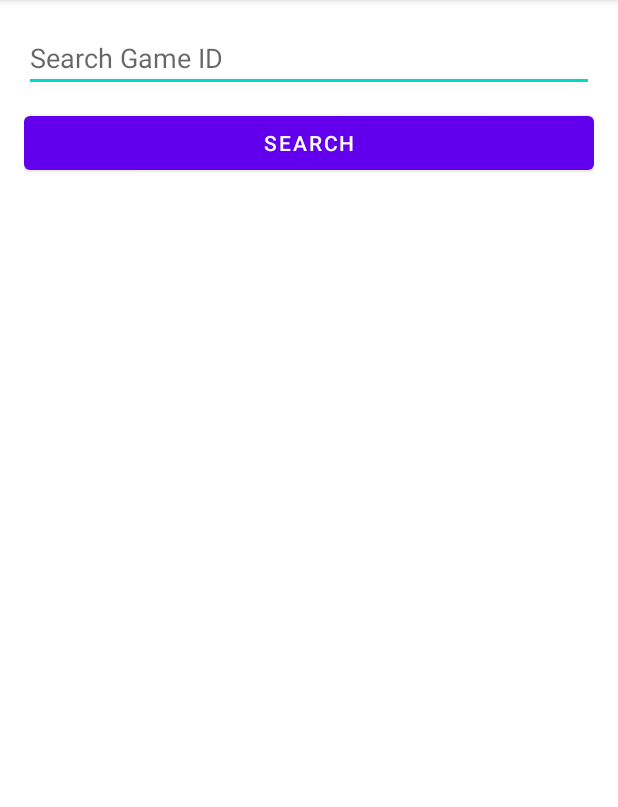
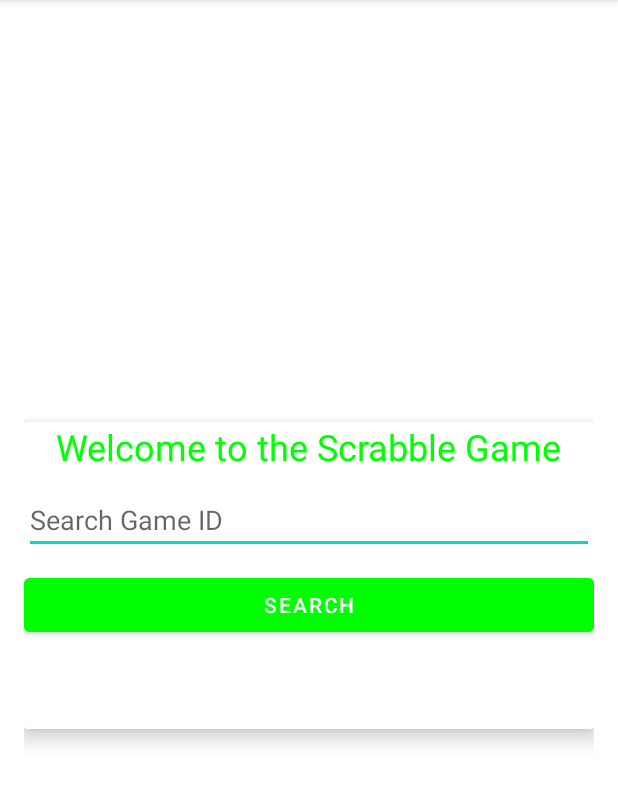
Before and after one commit to Liad05/Scrabbler_game_android_app, an Android app: the screen it shows after launch (MainActivity), on a phone screen of 412 x 824 dp, the part 84-891 px from its top. Run offline under Robolectric (Android 15) with nearby library versions, the phone set to English and light mode, and no system bars.

Commit message:
updated UI and connectivity. NOTICE: enter the relevant IP in the submit function in MainAktivity.kt, in order to access the server.

```diff
--- a/app/src/main/AndroidManifest.xml
+++ b/app/src/main/AndroidManifest.xml
@@ -3,6 +3,7 @@
           xmlns:tools="http://schemas.android.com/tools">
     <uses-permission android:name="android.permission.INTERNET" />
     <application
+            android:networkSecurityConfig="@xml/network_security_config"
             android:allowBackup="true"
             android:dataExtractionRules="@xml/data_extraction_rules"
             android:fullBackupContent="@xml/backup_rules"
@@ -20,6 +21,7 @@
                 <category android:name="android.intent.category.LAUNCHER"/>
             </intent-filter>
         </activity>
+
     </application>
 
 </manifest>
--- a/app/src/main/java/com/example/scrabbler_game/MainActivity.kt
+++ b/app/src/main/java/com/example/scrabbler_game/MainActivity.kt
@@ -36,7 +36,7 @@ class MainActivity : AppCompatActivity() {
     private fun submit() {
         val gameId = gameIdEntry.text.toString()
         val serverIP = "" //enter your server IP here
-        val urlString = "http://$serverIP/test_tomcat_4_war_exploded/api/hello-world/getStateById?ID=$gameId"
+        val urlString = "http://$serverIP:8080/test_tomcat_4_war_exploded/api/hello-world/getStateById?ID=$gameId"
 
         CoroutineScope(Dispatchers.IO).launch {
             try {
@@ -49,8 +49,9 @@ class MainActivity : AppCompatActivity() {
                     val inReader = BufferedReader(InputStreamReader(urlConnection.inputStream))
                     val response = StringBuilder()
 
-                    inReader.use { it.readLines().forEach { response.append(it) } }
-
+                    inReader.use { it.readLines().forEach { response.append(it).append("\n") } }
+                    runOnUiThread{val resultTextView = findViewById<TextView>(R.id.resultTextView)
+                        resultTextView.text = response.toString()}
                     // Parse the response as needed
                     // Use Dispatchers.Main to update the UI
 
--- a/app/src/main/res/layout/activity_main.xml
+++ b/app/src/main/res/layout/activity_main.xml
@@ -4,15 +4,37 @@
                 android:layout_width="match_parent"
                 android:layout_height="match_parent"
                 android:padding="16dp"
+                tools:context=".MainActivity"
+                xmlns:app="http://schemas.android.com/apk/res-auto">
 
-                tools:context=".MainActivity">
+    <androidx.cardview.widget.CardView
+            android:layout_width="match_parent"
+            android:layout_height="wrap_content"
+            android:layout_centerInParent="true"
+            android:padding="16dp"
+            app:cardElevation="8dp">
+
+        <RelativeLayout
+                android:layout_width="match_parent"
+                android:layout_height="wrap_content">
+
+            <TextView
+                    android:id="@+id/welcome_label"
+                    android:layout_width="wrap_content"
+                    android:layout_height="wrap_content"
+                    android:layout_centerHorizontal="true"
+                    android:text="Welcome to the Scrabble Game"
+                    android:textSize="24sp"
+                    android:textColor="#00FF00" />
 
             <EditText
                     android:id="@+id/game_id_entry"
                     android:layout_width="match_parent"
                     android:layout_height="wrap_content"
+                    android:layout_below="@+id/welcome_label"
                     android:hint="Search Game ID"
                     android:inputType="number"
+                    android:layout_marginTop="10dp"
                     android:layout_marginBottom="10dp" />
 
             <Button
@@ -20,7 +42,8 @@
                     android:layout_width="match_parent"
                     android:layout_height="wrap_content"
                     android:layout_below="@id/game_id_entry"
-            android:text="Search" />
+                    android:text="Search"
+                    android:backgroundTint="#00FF00" />
 
             <TextView
                     android:id="@+id/error_label"
@@ -30,4 +53,16 @@
                     android:textColor="#FF0000"
                     android:layout_marginTop="10dp" />
 
+            <TextView
+                    android:id="@+id/resultTextView"
+                    android:layout_width="match_parent"
+                    android:layout_height="wrap_content"
+                    android:layout_below="@id/error_label"
+                    android:textColor="#00FF19"
+                    android:layout_marginTop="10dp"
+                    android:gravity="center" />
+
         </RelativeLayout>
+
+    </androidx.cardview.widget.CardView>
+</RelativeLayout>
--- /dev/null
+++ b/app/src/main/res/xml/network_security_config.xml
@@ -0,0 +1,9 @@
+<?xml version="1.0" encoding="utf-8"?>
+
+    <network-security-config>
+        <base-config cleartextTrafficPermitted="true">
+            <trust-anchors>
+                <certificates src="system" />
+            </trust-anchors>
+        </base-config>
+    </network-security-config>
```
Lines whose indentation alone changed are shown as unchanged.
